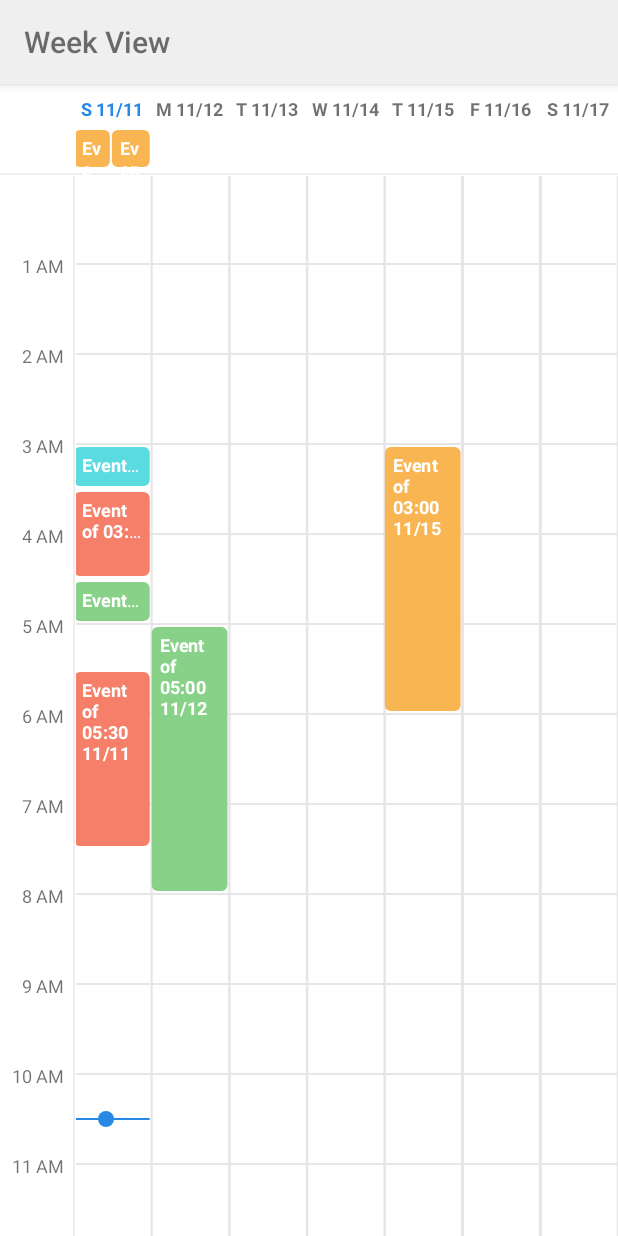
After one commit to alamkanak/Android-Week-View, an Android app: the StaticActivity screen opened directly, with no data from a screen before it, on a phone screen of 412 x 824 dp. The commit adds this screen. Run offline under Robolectric (Android 15) with nearby library versions, the phone set to English and light mode, and no system bars.

Commit message:
Add option for a static WeekView where horizontal scrolling is disabled

```diff
--- a/library/src/main/java/com/alamkanak/weekview/gestures/WeekViewGestureHandler.java
+++ b/library/src/main/java/com/alamkanak/weekview/gestures/WeekViewGestureHandler.java
@@ -124,10 +124,12 @@ public class WeekViewGestureHandler<T> extends GestureDetector.SimpleOnGestureLi
         final float absDistanceX = Math.abs(distanceX);
         final float absDistanceY = Math.abs(distanceY);
 
+        final boolean canScrollHorizontally = config.horizontalScrollingEnabled;
+
         switch (currentScrollDirection) {
             case NONE: {
                 // Allow scrolling only in one direction.
-                if (absDistanceX > absDistanceY) {
+                if (absDistanceX > absDistanceY && canScrollHorizontally) {
                     if (distanceX > 0) {
                         currentScrollDirection = Direction.LEFT;
                     } else {
--- a/library/src/main/java/com/alamkanak/weekview/model/WeekViewConfig.java
+++ b/library/src/main/java/com/alamkanak/weekview/model/WeekViewConfig.java
@@ -96,8 +96,9 @@ public class WeekViewConfig {
 
     // Scrolling
     public float xScrollingSpeed = 1f;
+    public boolean verticalFlingEnabled = true;
     public boolean horizontalFlingEnabled = true;
-    public boolean verticalFlingEnabled = true;
+    public boolean horizontalScrollingEnabled = true;
     public int scrollDuration = 250;
 
     public WeekViewConfig(Context context, AttributeSet attrs) {
@@ -183,6 +184,7 @@ public class WeekViewConfig {
             // Scrolling
             xScrollingSpeed = a.getFloat(R.styleable.WeekView_xScrollingSpeed, xScrollingSpeed);
             horizontalFlingEnabled = a.getBoolean(R.styleable.WeekView_horizontalFlingEnabled, horizontalFlingEnabled);
+            horizontalScrollingEnabled = a.getBoolean(R.styleable.WeekView_horizontalScrollingEnabled, horizontalScrollingEnabled);
             verticalFlingEnabled = a.getBoolean(R.styleable.WeekView_verticalFlingEnabled, verticalFlingEnabled);
             scrollDuration = a.getInt(R.styleable.WeekView_scrollDuration, scrollDuration);
         } finally {
--- a/library/src/main/res/values/attrs.xml
+++ b/library/src/main/res/values/attrs.xml
@@ -22,7 +22,6 @@
         <attr name="headerRowBottomLineWidth" format="dimension" />
 
         <!-- Time column -->
-        <!-- TODO -->
         <attr name="timeColumnTextColor" format="color" />
         <attr name="timeColumnBackground" format="color" />
         <attr name="timeColumnPadding" format="dimension" />
@@ -92,6 +91,7 @@
         <attr name="xScrollingSpeed" format="float" />
         <attr name="verticalFlingEnabled" format="boolean" />
         <attr name="horizontalFlingEnabled" format="boolean" />
+        <attr name="horizontalScrollingEnabled" format="boolean" />
         <attr name="scrollDuration" format="integer" />
 
     </declare-styleable>
--- a/sample/src/main/AndroidManifest.xml
+++ b/sample/src/main/AndroidManifest.xml
@@ -24,6 +24,9 @@
             android:name=".BaseActivity"
             android:label="@string/week_view" />
         <activity
+            android:name=".StaticActivity"
+            android:label="@string/week_view" />
+        <activity
             android:name=".AsyncActivity"
             android:label="@string/week_view" />
     </application>
--- /dev/null
+++ b/sample/src/main/java/com/alamkanak/weekview/sample/StaticActivity.java
@@ -0,0 +1,106 @@
+package com.alamkanak.weekview.sample;
+
+import android.graphics.RectF;
+import android.os.Bundle;
+import android.support.annotation.Nullable;
+import android.support.v7.app.AppCompatActivity;
+import android.widget.Toast;
+
+import com.alamkanak.weekview.data.MonthLoader;
+import com.alamkanak.weekview.listeners.EmptyViewLongPressListener;
+import com.alamkanak.weekview.listeners.EventClickListener;
+import com.alamkanak.weekview.listeners.EventLongPressListener;
+import com.alamkanak.weekview.model.WeekViewDisplayable;
+import com.alamkanak.weekview.sample.apiclient.Event;
+import com.alamkanak.weekview.sample.database.EventsDatabase;
+import com.alamkanak.weekview.sample.database.FakeEventsDatabase;
+import com.alamkanak.weekview.ui.WeekView;
+import com.alamkanak.weekview.utils.DateTimeInterpreter;
+
+import java.text.SimpleDateFormat;
+import java.util.Calendar;
+import java.util.List;
+import java.util.Locale;
+
+public class StaticActivity extends AppCompatActivity
+        implements EventClickListener<Event>, MonthLoader.MonthChangeListener<Event>,
+        EventLongPressListener<Event>, EmptyViewLongPressListener {
+
+    private WeekView<Event> mWeekView;
+    private EventsDatabase mDatabase;
+
+    @Override
+    protected void onCreate(@Nullable Bundle savedInstanceState) {
+        super.onCreate(savedInstanceState);
+        setContentView(R.layout.activity_static);
+
+        mDatabase = new FakeEventsDatabase(this);
+
+        mWeekView = findViewById(R.id.weekView);
+        mWeekView.setOnEventClickListener(this);
+        mWeekView.setMonthChangeListener(this);
+        mWeekView.setEventLongPressListener(this);
+        mWeekView.setEmptyViewLongPressListener(this);
+
+        setupDateTimeInterpreter();
+    }
+
+    /**
+     * Set up a date time interpreter which will show short date values when in week view and long
+     * date values otherwise.
+     */
+    private void setupDateTimeInterpreter() {
+        mWeekView.setDateTimeInterpreter(new DateTimeInterpreter() {
+
+            SimpleDateFormat weekdayNameFormat = new SimpleDateFormat("EEE", Locale.getDefault());
+            SimpleDateFormat format = new SimpleDateFormat(" M/d", Locale.getDefault());
+
+            @Override
+            public String interpretShortDate(Calendar date) {
+                String weekday = weekdayNameFormat.format(date.getTime());
+                weekday = String.valueOf(weekday.charAt(0));
+                return weekday.toUpperCase() + format.format(date.getTime());
+            }
+
+            @Override
+            public String interpretDate(Calendar date) {
+                String weekday = weekdayNameFormat.format(date.getTime());
+                return weekday.toUpperCase() + format.format(date.getTime());
+            }
+
+            @Override
+            public String interpretTime(int hour) {
+                return hour > 11 ? (hour - 12) + " PM" : (hour == 0 ? "12 AM" : hour + " AM");
+            }
+        });
+    }
+
+    protected String getEventTitle(Calendar time) {
+        int hour = time.get(Calendar.HOUR_OF_DAY);
+        int minute = time.get(Calendar.MINUTE);
+        int month = time.get(Calendar.MONTH) + 1;
+        int dayOfMonth = time.get(Calendar.DAY_OF_MONTH);
+        return String.format(Locale.getDefault(), "Event of %02d:%02d %s/%d", hour, minute, month, dayOfMonth);
+    }
+
+    @Override
+    public List<WeekViewDisplayable<Event>> onMonthChange(Calendar startDate, Calendar endDate) {
+        return mDatabase.getEventsInRange(startDate, endDate);
+    }
+
+    @Override
+    public void onEventClick(Event event, RectF eventRect) {
+        Toast.makeText(this, "Clicked " + event.getTitle(), Toast.LENGTH_SHORT).show();
+    }
+
+    @Override
+    public void onEventLongPress(Event event, RectF eventRect) {
+        Toast.makeText(this, "Long pressed event: " + event.getTitle(), Toast.LENGTH_SHORT).show();
+    }
+
+    @Override
+    public void onEmptyViewLongPress(Calendar time) {
+        Toast.makeText(this, "Empty view long pressed: " + getEventTitle(time), Toast.LENGTH_SHORT).show();
+    }
+
+}
--- /dev/null
+++ b/sample/src/main/res/layout/activity_static.xml
@@ -0,0 +1,40 @@
+<?xml version="1.0" encoding="utf-8"?>
+<LinearLayout xmlns:android="http://schemas.android.com/apk/res/android"
+    xmlns:app="http://schemas.android.com/apk/res-auto"
+    android:layout_width="match_parent"
+    android:layout_height="match_parent"
+    android:orientation="vertical">
+
+    <com.alamkanak.weekview.ui.WeekView
+        android:id="@+id/weekView"
+        android:layout_width="match_parent"
+        android:layout_height="match_parent"
+        app:columnGap="1dp"
+        app:eventCornerRadius="4dp"
+        app:eventTextColor="@android:color/white"
+        app:headerRowBottomLineColor="@color/header_bottom_line"
+        app:headerRowBottomLineWidth="1dp"
+        app:headerRowPadding="12dp"
+        app:horizontalScrollingEnabled="false"
+        app:hourHeight="60dp"
+        app:nowLineColor="@color/accent"
+        app:nowLineDotColor="@color/accent"
+        app:nowLineDotRadius="5dp"
+        app:nowLineStrokeWidth="1dp"
+        app:numberOfVisibleDays="7"
+        app:overlappingEventGap="1dp"
+        app:showFirstDayOfWeekFirst="true"
+        app:showHeaderRowBottomLine="true"
+        app:showNowLine="true"
+        app:showNowLineDot="true"
+        app:showTimeColumnSeparator="true"
+        app:singleDayHorizontalMargin="8dp"
+        app:timeColumnBackground="#ffffffff"
+        app:timeColumnPadding="8dp"
+        app:timeColumnSeparatorColor="@color/header_bottom_line"
+        app:timeColumnSeparatorStrokeWidth="1dp"
+        app:timeColumnTextColor="@color/toolbar_text"
+        app:timeColumnTextSize="12sp"
+        app:todayHeaderTextColor="@color/accent" />
+
+</LinearLayout>
--- a/sample/src/main/res/values/strings.xml
+++ b/sample/src/main/res/values/strings.xml
@@ -7,6 +7,7 @@
     <string name="action_week_view">Week view</string>
     <string name="week_view">Week View</string>
     <string name="title_activity_basic">Basic Example</string>
+    <string name="title_activity_static">Basic Example (with static WeekView)</string>
     <string name="title_activity_asynchronous">Asynchronous Events</string>
     <string name="async_error">Could not download events from the internet</string>
 </resources>
```
Also changed, not shown: library/src/main/java/com/alamkanak/weekview/ui/WeekView.java (+17 -0 lines), sample/src/main/java/com/alamkanak/weekview/sample/MainActivity.java (+8 -0 lines), sample/src/main/res/layout/activity_main.xml (+7 -0 lines).
